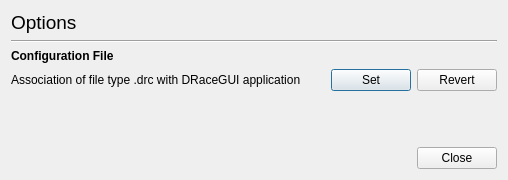
First picture: the form in tools/DRaceGUI/qt/Options_Dialog.ui, repository fmoessbauer/drace, before the edit.
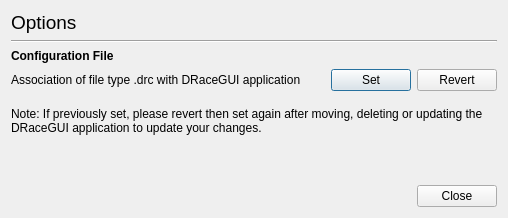
Second picture: the form after the edit.

Commit message: refactor: add note in DRaceGUI options for file type association

```diff
--- a/tools/DRaceGUI/qt/Options_Dialog.ui
+++ b/tools/DRaceGUI/qt/Options_Dialog.ui
@@ -7,7 +7,7 @@
     <x>0</x>
     <y>0</y>
     <width>508</width>
-    <height>180</height>
+    <height>218</height>
    </rect>
   </property>
   <property name="sizePolicy">
@@ -110,6 +110,44 @@
          </item>
         </layout>
        </item>
+       <item>
+        <spacer name="verticalSpacer_2">
+         <property name="orientation">
+          <enum>Qt::Vertical</enum>
+         </property>
+         <property name="sizeType">
+          <enum>QSizePolicy::Fixed</enum>
+         </property>
+         <property name="sizeHint" stdset="0">
+          <size>
+           <width>20</width>
+           <height>10</height>
+          </size>
+         </property>
+        </spacer>
+       </item>
+       <item>
+        <widget class="QLabel" name="label_4">
+         <property name="sizePolicy">
+          <sizepolicy hsizetype="Preferred" vsizetype="Preferred">
+           <horstretch>0</horstretch>
+           <verstretch>0</verstretch>
+          </sizepolicy>
+         </property>
+         <property name="text">
+          <string>Note: If previously set, please revert then set again after moving, deleting or updating the DRaceGUI application to update your changes.</string>
+         </property>
+         <property name="textFormat">
+          <enum>Qt::AutoText</enum>
+         </property>
+         <property name="scaledContents">
+          <bool>false</bool>
+         </property>
+         <property name="wordWrap">
+          <bool>true</bool>
+         </property>
+        </widget>
+       </item>
       </layout>
      </item>
      <item>
```
The commit also changes 3 other files.
